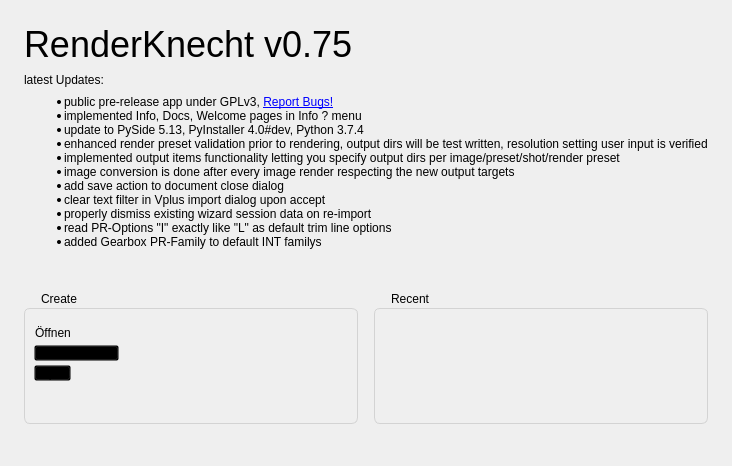
Above: ui/knecht_welcome.ui from tappi287/RenderKnecht2 before the change. Below: the same form after it.
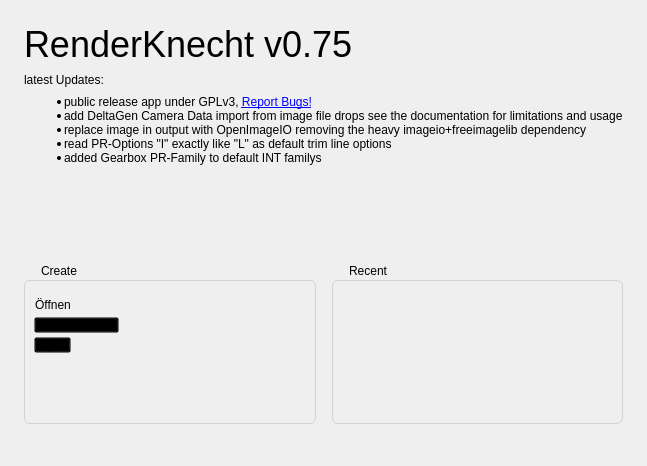
That is the form after the change. Icons and pictures are not drawn.

Commit message: update translations and welcome page

```diff
--- a/ui/knecht_welcome.ui
+++ b/ui/knecht_welcome.ui
@@ -112,15 +112,9 @@
       <widget class="QLabel" name="news">
        <property name="text">
         <string>&lt;ul&gt;
-&lt;li&gt;public pre-release app under GPLv3, &lt;a href=&quot;https://teams.microsoft.com/l/channel/19%3ad2bec81eaa8e4243a8c7b30e234e2f15%40thread.skype/DevOps%2520Updates?groupId=64c5e130-ce80-40e5-9d4b-de93f3502869&amp;tenantId=65705161-30e1-462b-b734-6ad1e41dfe35&quot;&gt;Report Bugs!&lt;/a&gt;&lt;/li&gt;
-&lt;li&gt;implemented Info, Docs, Welcome pages in Info ? menu&lt;/li&gt;
-&lt;li&gt;update to PySide 5.13, PyInstaller 4.0#dev, Python 3.7.4&lt;/li&gt;
-&lt;li&gt;enhanced render preset validation prior to rendering, output dirs will be test written, resolution setting user input is verified&lt;/li&gt;
-&lt;li&gt;implemented output items functionality letting you specify output dirs per image/preset/shot/render preset&lt;/li&gt;
-&lt;li&gt;image conversion is done after every image render respecting the new output targets&lt;/li&gt;
-&lt;li&gt;add save action to document close dialog&lt;/li&gt;
-&lt;li&gt;clear text filter in Vplus import dialog upon accept&lt;/li&gt;
-&lt;li&gt;properly dismiss existing wizard session data on re-import&lt;/li&gt;
+&lt;li&gt;public release app under GPLv3, &lt;a href=&quot;https://teams.microsoft.com/l/channel/19%3ad2bec81eaa8e4243a8c7b30e234e2f15%40thread.skype/DevOps%2520Updates?groupId=64c5e130-ce80-40e5-9d4b-de93f3502869&amp;tenantId=65705161-30e1-462b-b734-6ad1e41dfe35&quot;&gt;Report Bugs!&lt;/a&gt;&lt;/li&gt;
+&lt;li&gt;add DeltaGen Camera Data import from image file drops see the documentation for limitations and usage&lt;/li&gt;
+&lt;li&gt;replace image in output with OpenImageIO removing the heavy imageio+freeimagelib dependency&lt;/li&gt;
 &lt;li&gt;read PR-Options &quot;I&quot; exactly like &quot;L&quot; as default trim line options&lt;/li&gt;
 &lt;li&gt;added Gearbox PR-Family to default INT familys&lt;/li&gt;
 &lt;/ul&gt;</string>
```
The commit also changes 7 other files.
